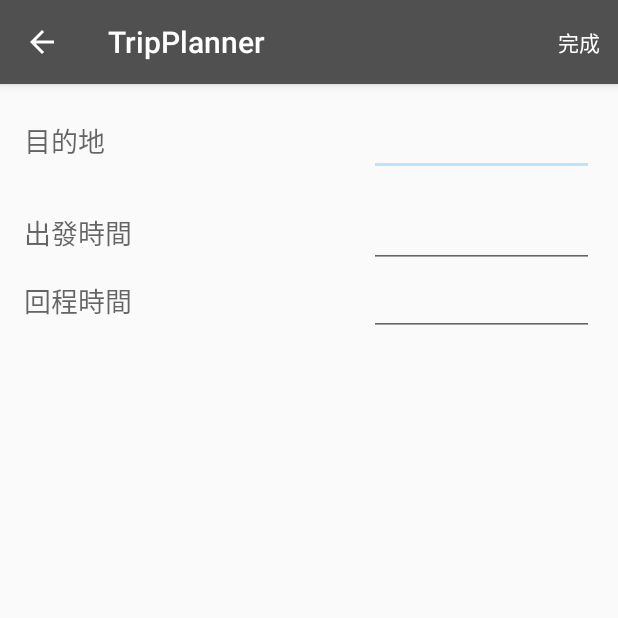
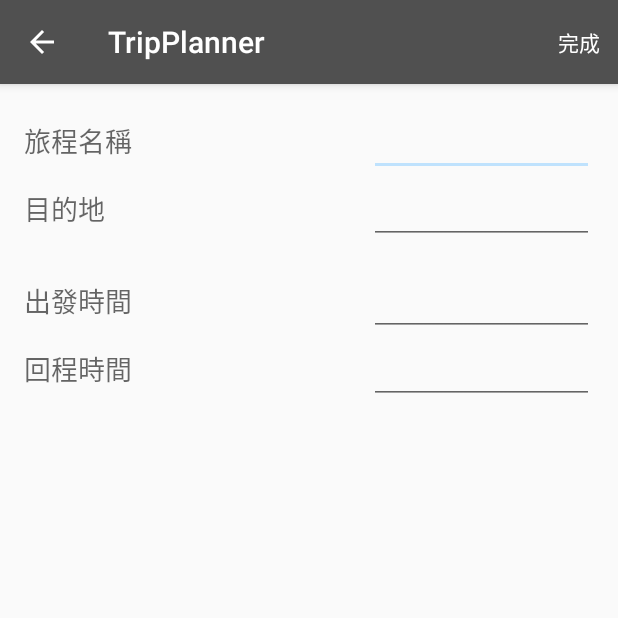
Before and after one commit to centerseed/TripPlanner, an Android app: the CreateTripActivity screen opened directly, with no data from a screen before it, after a tap on "完成", on a phone screen of 412 x 824 dp, the top half of it. Run offline under Robolectric (Android 15) with nearby library versions, the phone set to English and light mode, and no system bars.

```diff
--- a/app/src/main/java/com/barry/tripplanner/trip/CreateTripActivity.java
+++ b/app/src/main/java/com/barry/tripplanner/trip/CreateTripActivity.java
@@ -14,8 +14,10 @@ import android.widget.EditText;
 import android.widget.FrameLayout;
 import android.widget.ProgressBar;
 import android.widget.TextView;
+import android.widget.Toast;
 
 import com.barry.tripplanner.R;
+import com.barry.tripplanner.provider.TripProvider;
 import com.barry.tripplanner.utils.URLBuilder;
 
 import org.jsoup.Connection;
@@ -36,7 +38,7 @@ public class CreateTripActivity extends AppCompatActivity implements ThumbAdapte
     FrameLayout mChoosePhotoLayout;
     TextView mDestination;
 
-    ContentValues tripValue = new ContentValues();
+    ContentValues mTripValue = new ContentValues();
 
     @Override
     protected void onCreate(Bundle savedInstanceState) {
@@ -51,7 +53,8 @@ public class CreateTripActivity extends AppCompatActivity implements ThumbAdapte
         mDestination.setOnFocusChangeListener(new View.OnFocusChangeListener() {
             @Override
             public void onFocusChange(View v, boolean hasFocus) {
-                if (!hasFocus) new getPhotoListTask(mDestination.getText().toString()).execute();
+                if (!hasFocus && mDestination.getText().length() > 0)
+                    new getPhotoListTask(mDestination.getText().toString()).execute();
             }
         });
 
@@ -72,14 +75,23 @@ public class CreateTripActivity extends AppCompatActivity implements ThumbAdapte
             finish();
             return true;
         }
+        if (item.getItemId() == R.id.action_done) {
+            if (!mTripValue.containsKey(TripProvider.FIELD_TRIP_NAME)) {
+                Toast.makeText(this, R.string.error_no_trip_name, Toast.LENGTH_LONG).show();
+            }
+
+            return true;
+        }
         return super.onOptionsItemSelected(item);
     }
 
     @Override
     public void onThumbSelect(String url, boolean isCheck) {
         mAdapter.notifyDataSetChanged();
-        if (isCheck) tripValue.put("PHOTO", url);
-        else tripValue.remove("PHOTO");
+        if (isCheck)
+            mTripValue.put(TripProvider.FIELD_TRIP_PHOTO, url);
+        else
+            mTripValue.remove(TripProvider.FIELD_TRIP_PHOTO);
     }
 
     class getPhotoListTask extends AsyncTask<Void, Void, Void> {
--- a/app/src/main/res/layout/activity_create_trip.xml
+++ b/app/src/main/res/layout/activity_create_trip.xml
@@ -11,13 +11,33 @@
     <LinearLayout
         android:orientation="horizontal"
         android:layout_width="match_parent"
+        android:layout_height="wrap_content" >
+
+        <TextView
+            android:layout_width="wrap_content"
+            android:layout_height="wrap_content"
+            android:textAppearance="?android:attr/textAppearanceMedium"
+            android:text="@string/title_trip_name"
+            android:id="@+id/textView8"
+            android:layout_weight="1" />
+
+        <EditText
+            android:layout_width="150dp"
+            android:layout_height="wrap_content"
+            android:id="@+id/editText"
+            android:gravity="center_horizontal" />
+    </LinearLayout>
+
+    <LinearLayout
+        android:orientation="horizontal"
+        android:layout_width="match_parent"
         android:layout_height="wrap_content">
 
         <TextView
             android:layout_width="wrap_content"
             android:layout_height="wrap_content"
             android:textAppearance="?android:attr/textAppearanceMedium"
-            android:text="@string/title_target"
+            android:text="@string/title_destination"
             android:id="@+id/textView4"
             android:layout_weight="1" />
 
--- a/app/src/main/res/values/strings.xml
+++ b/app/src/main/res/values/strings.xml
@@ -15,8 +15,11 @@
     <string name="title_day">日程</string>
     <string name="title_attraction">景點</string>
     <string name="title_memo">備忘</string>
-    <string name="title_target">目的地</string>
+    <string name="title_trip_name">旅程名稱</string>
+    <string name="title_destination">目的地</string>
     <string name="title_choose_photo">選擇一張圖片，讓行程更加繽紛</string>
     <string name="title_go_time">出發時間</string>
     <string name="title_back_time">回程時間</string>
+
+    <string name="error_no_trip_name">要輸入旅程名稱才可以建立喔~</string>
 </resources>
```
Also changed, not shown: app/src/main/java/com/barry/tripplanner/base/BaseContentProvider.java (+10 -0 lines), app/src/main/java/com/barry/tripplanner/provider/TripProvider.java (+24 -10 lines).
